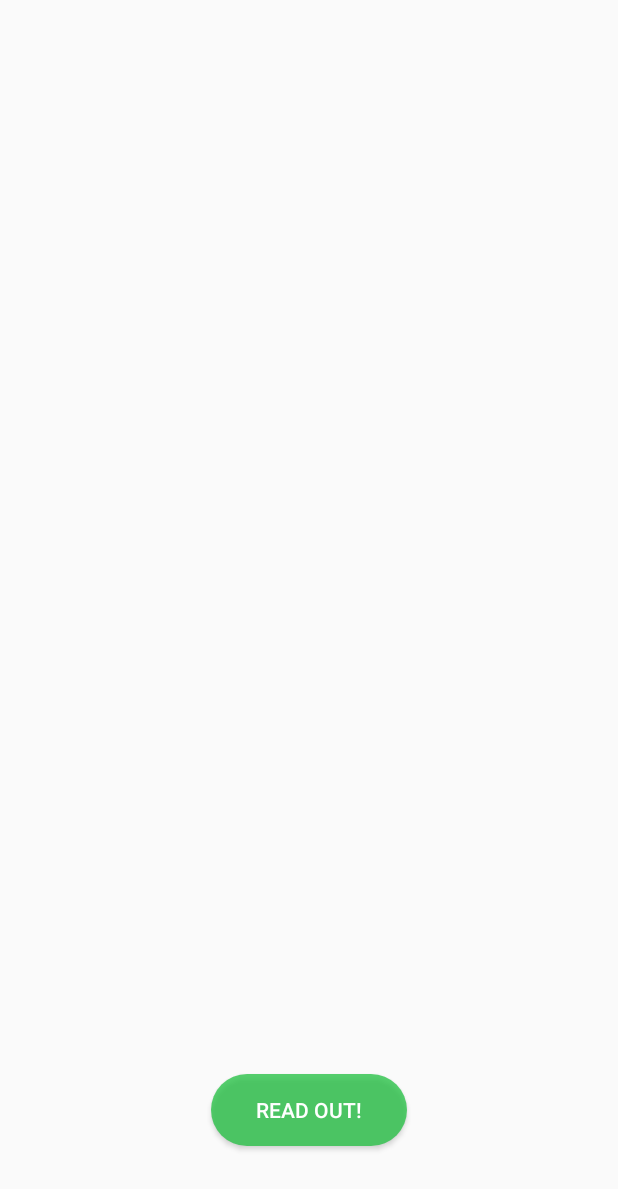
After one commit to roypriya/MyApplication, an Android app: the Strangers screen opened directly, with no data from a screen before it, on a phone screen of 412 x 824 dp. The commit adds this screen. Shown: the top 1189 px of the screen. Run offline under Robolectric (Android 15) with nearby library versions, the phone set to English and light mode, and no system bars; Roboto replaces fonts that are not available here.

Commit message:
Backend of SchoolBus and Strangers done

```diff
--- a/app/src/main/AndroidManifest.xml
+++ b/app/src/main/AndroidManifest.xml
@@ -28,6 +28,8 @@
             android:label="@string/title_activity_hair_cut"
             android:theme="@style/AppTheme.NoActionBar.NoActionBar" />
         <activity android:name=".VisitDoctor" />
+        <activity android:name=".Strangers" />
+        <activity android:name=".SchoolBus"/>
         <activity android:name=".TakingTurn" />
         <activity android:name=".Sharing" />
         <activity android:name=".SummerVacation" />
--- /dev/null
+++ b/app/src/main/java/com/example/myapplication/Strangers.java
@@ -0,0 +1,147 @@
+package com.example.myapplication;
+
+import android.animation.ArgbEvaluator;
+import android.speech.tts.TextToSpeech;
+import android.support.v4.view.ViewPager;
+import android.support.v7.app.AppCompatActivity;
+import android.os.Bundle;
+import android.util.Log;
+import android.view.View;
+import android.widget.Button;
+
+import java.util.ArrayList;
+import java.util.List;
+import java.util.Locale;
+
+public class Strangers extends AppCompatActivity implements TextToSpeech.OnInitListener {
+
+    ViewPager viewPager;
+    Adapter adapter;
+    List<Model> models;
+    Integer[] colors=null;
+    ArgbEvaluator argbEvaluator = new ArgbEvaluator();
+    ArrayList<String> description;
+    TextToSpeech tts;
+    Button readOutButton;
+    String textToRead = "";
+
+    @Override
+    protected void onCreate(Bundle savedInstanceState) {
+        super.onCreate(savedInstanceState);
+        setContentView(R.layout.activity_strangers);
+
+        tts=new TextToSpeech(this,this);
+        tts.setSpeechRate(0.5f);
+
+        readOutButton=findViewById(R.id.btnOrder);
+        readOutButton.setOnClickListener(new View.OnClickListener() {
+            @Override
+            public void onClick(View v) {
+                readOut();
+            }
+        });
+        models =new ArrayList<>();
+        description = new ArrayList<>();
+        description.add("A stranger is someone I don't know");
+        description.add("A stranger can be a woman");
+        description.add("A stranger can be a man");
+        description.add("I need to stay close to my mom or dad when we go out");
+        description.add("I don't talk to strangers without mom's permission");
+        description.add("I don't take candy from strangers");
+        description.add("I don't get in a car with a stranger");
+        description.add("I don't go with strangers");
+        description.add("Is a stranger nice? I don't know");
+        description.add("A stranger might just act nice");
+        description.add("But he or she might be mean and try to hurt me");
+        description.add("Strangers can be dangerous");
+        description.add("It is okay to shout for help when someone bothers me");
+        description.add("It is okay to run from strangers who try to scare or hurt me");
+        description.add("I will tell my mom. My mom will help");
+        description.add("My mom will tell me if it is okay to talk to a stranger");
+
+        Integer[] imgId={};
+        for (int i=0;i<imgId.length;i++){
+            models.add(new Model(imgId[i],"",""));
+        }
+//        models.add(new Model(R.drawable.birthday, "Brochure", "qqqqqqqqqqqqq"));
+//        models.add(new Model(R.drawable.friends, "Sticker", "qqqqqqqqqqqq"));
+//        models.add(new Model(R.drawable.school1, "Poster", "qqqqqqqq"));
+//        models.add(new Model(R.drawable.toothbrush, "Namecard", "qqqqqqqqqq"));
+        textToRead=description.get(0);
+
+        adapter = new Adapter(models,this);
+        viewPager= findViewById(R.id.viewPager);
+        viewPager.setAdapter(adapter);
+        viewPager.setPadding(130,0,130,0);
+
+        Integer[] colors_temp={
+                getResources().getColor(R.color.color1),
+                getResources().getColor(R.color.color2),
+                getResources().getColor(R.color.color3),
+                getResources().getColor(R.color.color4),
+                getResources().getColor(R.color.color1),
+                getResources().getColor(R.color.color2),
+                getResources().getColor(R.color.color3),
+                getResources().getColor(R.color.color4),getResources().getColor(R.color.color1),
+                getResources().getColor(R.color.color2),
+                getResources().getColor(R.color.color3),
+                getResources().getColor(R.color.color4),getResources().getColor(R.color.color1),
+                getResources().getColor(R.color.color2),
+                getResources().getColor(R.color.color3),
+                getResources().getColor(R.color.color4),
+
+        };
+
+        colors =colors_temp;
+
+        viewPager.setOnPageChangeListener(new ViewPager.OnPageChangeListener() {
+            @Override
+            public void onPageScrolled(int position, float positionOffset, int positionOffsetPixels) {
+                if (position < (adapter.getCount() - 1) && position < (colors.length - 1)) {
+                    viewPager.setBackgroundColor((Integer) argbEvaluator.evaluate(positionOffset,
+                            colors[position],colors[position +1]));
+                }
+                else{
+                    viewPager.setBackgroundColor(colors[colors.length -1]);
+                }
+            }
+
+            @Override
+            public void onPageSelected(int i) {
+                textToRead=description.get(i);
+            }
+
+            @Override
+            public void onPageScrollStateChanged(int i) {
+
+            }
+        });
+    }
+
+    @Override
+    public void onInit(int status) {
+        if (status == TextToSpeech.SUCCESS) {
+            int result = tts.setLanguage(Locale.US);
+            if ( result == TextToSpeech.LANG_MISSING_DATA || result == TextToSpeech.LANG_NOT_SUPPORTED) {
+                Log.e("TTS", "onInit: Error Language Not Suppported" );
+            } else {
+//                readOutButton.setEnabled(true);
+                readOut();
+            }
+        } else {
+            Log.e("TTS", "onInit: Failed Instantiating");
+        }
+    }
+    @Override
+    public void onDestroy() {
+        // Don't forget to shutdown tts!
+        if (tts != null) {
+            tts.stop();
+            tts.shutdown();
+        }
+        super.onDestroy();
+    }
+    private void readOut() {
+        tts.speak(textToRead,TextToSpeech.QUEUE_FLUSH,null);
+    }
+}
--- a/app/src/main/res/layout/activity_menu__social_story_category.xml
+++ b/app/src/main/res/layout/activity_menu__social_story_category.xml
@@ -4,12 +4,11 @@
     xmlns:tools="http://schemas.android.com/tools"
     android:layout_width="match_parent"
     android:layout_height="match_parent"
-    android:background="@drawable/bg"
+    android:background="@drawable/bg3"
     tools:context=".Menu_SocialStoryCategory">
 
     <TextView
         android:paddingTop="30dp"
-
         android:id="@+id/categoryText1"
         android:layout_width="match_parent"
         android:layout_height="wrap_content"
@@ -20,6 +19,7 @@
         app:fontFamily="@font/aclonica"
         android:gravity="center_horizontal" />
 
+
     <ExpandableListView
         android:paddingTop="60dp"
         android:layout_width="match_parent"
--- /dev/null
+++ b/app/src/main/res/layout/activity_strangers.xml
@@ -0,0 +1,31 @@
+<?xml version="1.0" encoding="utf-8"?>
+<RelativeLayout xmlns:android="http://schemas.android.com/apk/res/android"
+    xmlns:app="http://schemas.android.com/apk/res-auto"
+    xmlns:tools="http://schemas.android.com/tools"
+    android:layout_width="match_parent"
+    android:layout_height="match_parent"
+    tools:context=".Strangers">
+
+    <android.support.v4.view.ViewPager
+        android:layout_width="match_parent"
+        android:layout_height="match_parent"
+        android:id="@+id/viewPager"
+        android:overScrollMode="never"
+        android:foregroundGravity="center"
+        android:clipToPadding="false">
+    </android.support.v4.view.ViewPager>
+
+    <Button
+        android:id="@+id/btnOrder"
+        android:text="Read out!"
+        android:background="@drawable/round"
+        android:paddingLeft="30dp"
+        android:paddingRight="30dp"
+        android:layout_alignParentBottom="true"
+        android:layout_marginBottom="60dp"
+        android:layout_centerHorizontal="true"
+        android:textColor="#fff"
+        android:layout_width="wrap_content"
+        android:layout_height="wrap_content" />
+
+</RelativeLayout>
--- a/app/src/main/res/layout/layout_parent.xml
+++ b/app/src/main/res/layout/layout_parent.xml
@@ -9,8 +9,11 @@
         android:paddingTop="10dp"
         android:paddingBottom="10dp"
         android:id="@+id/txt_parent"
+
         android:layout_width="match_parent"
         android:layout_height="wrap_content"
+        android:textAlignment="center"
+        android:layout_gravity="center_horizontal"
         android:textSize="25dp"
         android:text="Parent"
         />
```
Also changed, not shown: app/src/main/java/com/example/myapplication/Menu_SocialStoryCategory.java (+7 -4 lines), app/src/main/java/com/example/myapplication/SchoolBus.java (added, +138 -0 lines), app/src/main/res/layout/activity_school_bus.xml (added, +31 -0 lines), app/src/main/res/layout/create_story_home.xml (+4 -3 lines).
